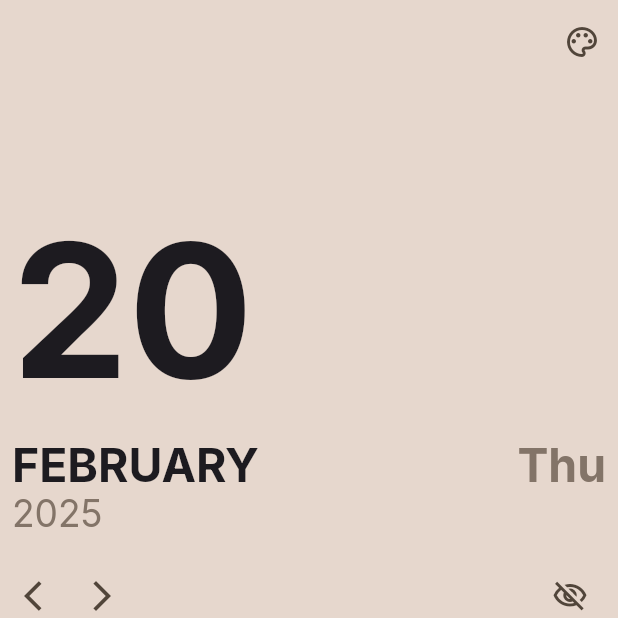
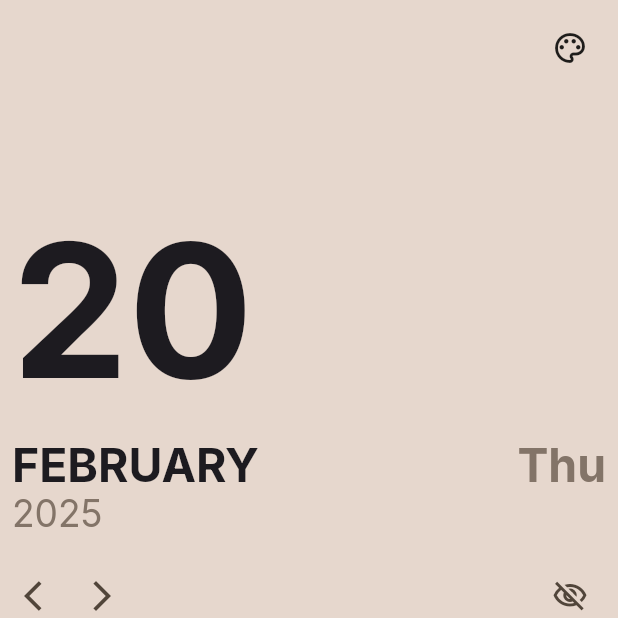
Before and after one commit to 0xharkirat/calmendar, a Flutter app: the screen it shows after launch, on a phone screen of 412 x 824 dp, the top half of it. Run offline on Flutter 3.47's test engine with Material 3 defaults, Android fonts, the phone set to English and light mode, and no system bars; drawn by our look-alikes of dotted_border, flutter_animate; our stand-ins replace flutter_riverpod, google_fonts.

Commit message:
fix: color menu position

```diff
--- a/lib/src/views/screens/my_home_page.dart
+++ b/lib/src/views/screens/my_home_page.dart
@@ -1,6 +1,6 @@
 import 'package:calmendar/src/controllers/calendar_controller.dart';
-import 'package:calmendar/src/controllers/seed_color_controller.dart';
 import 'package:calmendar/src/views/widgets/calendar_widget.dart';
+import 'package:calmendar/src/views/widgets/color_switcher_widget.dart';
 import 'package:flutter/material.dart';
 import 'package:flutter_animate/flutter_animate.dart';
 import 'package:flutter_riverpod/flutter_riverpod.dart';
@@ -19,47 +19,11 @@ class _MyHomePageState extends ConsumerState<MyHomePage> {
   @override
   Widget build(BuildContext context) {
     final calendarState = ref.watch(calendarController);
-
     final Size size = MediaQuery.of(context).size;
     final dateHeight = size.height * 0.15;
 
     return Scaffold(
       backgroundColor: Theme.of(context).colorScheme.surfaceDim,
-      appBar: AppBar(
-        backgroundColor: Theme.of(context).colorScheme.surfaceDim,
-        elevation: 0,
-        actions: [
-          IconButton(
-            onPressed: () async {
-              final selectedColor = await showMenu<Color>(
-                context: context,
-                position: RelativeRect.fromLTRB(
-                    100, 100, 0, 0), // Position near button
-                items: colors
-                    .map(
-                      (color) => PopupMenuItem(
-                        value: color,
-                        child: Row(children: [
-                          Icon(Icons.circle, color: color),
-                          SizedBox(width: 8),
-                          Text(color.name)
-                        ]),
-                      ),
-                    )
-                    .toList(),
-              );
-
-              if (selectedColor != null) {
-                // Do something with the selected color
-                ref
-                    .read(seedColorController.notifier)
-                    .updateSeedColor(selectedColor);
-              }
-            },
-            icon: const Icon(Icons.color_lens_outlined),
-          ),
-        ],
-      ),
       body: Padding(
         padding: const EdgeInsets.all(8.0),
         child: Center(
@@ -68,10 +32,14 @@ class _MyHomePageState extends ConsumerState<MyHomePage> {
             child: Column(
               crossAxisAlignment: CrossAxisAlignment.start,
               children: <Widget>[
-                // Large text for the date
-
+                // AppBar with Color Picker
+                Row(
+                  mainAxisAlignment: MainAxisAlignment.end,
+                  children: [
+                    ColorSwitcherWidget(),
+                  ],
+                ),
                 const Spacer(),
-
                 MouseRegion(
                   onEnter: (_) {
                     setState(() {
@@ -86,9 +54,7 @@ class _MyHomePageState extends ConsumerState<MyHomePage> {
                   cursor: SystemMouseCursors.click,
                   child: GestureDetector(
                     onTap: () {
-                      ref
-                          .read(calendarController.notifier)
-                          .updateSelectedDate(DateTime.now());
+                      ref.read(calendarController.notifier).updateSelectedDate(DateTime.now());
                     },
                     child: Text(
                       calendarState.selectedDate.day.toString(),
@@ -104,11 +70,9 @@ class _MyHomePageState extends ConsumerState<MyHomePage> {
                           end: 0.5,
                           color: Theme.of(context).colorScheme.outlineVariant,
                         )
-                        .scaleXY(
-                            begin: 1, end: 1.01, curve: Curves.easeInOutCubic),
+                        .scaleXY(begin: 1, end: 1.01, curve: Curves.easeInOutCubic),
                   ),
                 ),
-
                 SizedBox(height: 16),
                 // Row for the month & day name
                 Row(
@@ -116,21 +80,16 @@ class _MyHomePageState extends ConsumerState<MyHomePage> {
                     // Month
                     Text(
                       calendarState.month.toUpperCase(),
-                      style:
-                          Theme.of(context).textTheme.displayMedium!.copyWith(
+                      style: Theme.of(context).textTheme.displayMedium!.copyWith(
                             fontSize: dateHeight * 0.25,
                             fontWeight: FontWeight.bold,
                           ),
                     ),
-
-                    // Spacer
                     const Spacer(),
-
                     // Day name
                     Text(
                       calendarState.dayName,
-                      style:
-                          Theme.of(context).textTheme.displayMedium!.copyWith(
+                      style: Theme.of(context).textTheme.displayMedium!.copyWith(
                             color: Theme.of(context).colorScheme.outline,
                             fontSize: dateHeight * 0.25,
                             fontWeight: FontWeight.bold,
@@ -138,7 +97,6 @@ class _MyHomePageState extends ConsumerState<MyHomePage> {
                     ),
                   ],
                 ),
-                // Year
                 Text(
                   calendarState.year.toString(),
                   style: Theme.of(context).textTheme.displayMedium!.copyWith(
@@ -146,41 +104,28 @@ class _MyHomePageState extends ConsumerState<MyHomePage> {
                         fontSize: dateHeight * 0.20,
                       ),
                 ),
-
                 SizedBox(height: 16),
-
-                // Row for the controls
                 Row(
                   children: <Widget>[
-                    // Left arrow
                     IconButton(
                       padding: EdgeInsets.zero,
                       visualDensity: VisualDensity.compact,
                       icon: const Icon(Icons.arrow_back_ios),
                       onPressed: () {
-                        ref
-                            .read(calendarController.notifier)
-                            .updateSelectedMonth(
+                        ref.read(calendarController.notifier).updateSelectedMonth(
                             calendarState.selectedDate, -1);
                       },
                     ),
-
-                    // Right arrow
                     IconButton(
                       padding: EdgeInsets.zero,
                       visualDensity: VisualDensity.compact,
                       icon: const Icon(Icons.arrow_forward_ios),
                       onPressed: () {
-                        ref
-                            .read(calendarController.notifier)
-                            .updateSelectedMonth(calendarState.selectedDate, 1);
+                        ref.read(calendarController.notifier).updateSelectedMonth(
+                            calendarState.selectedDate, 1);
                       },
                     ),
-
-                    // Spacer
                     const Spacer(),
-
-                    // Eye button
                     IconButton(
                         onPressed: () {
                           setState(() {
@@ -192,11 +137,7 @@ class _MyHomePageState extends ConsumerState<MyHomePage> {
                             : Icons.visibility_outlined)),
                   ],
                 ),
-
                 SizedBox(height: 16),
-
-                // Calendar
-
                 CalendarWidget(
                   isVisible: isVisible,
                 ),
--- /dev/null
+++ b/lib/src/views/widgets/color_switcher_widget.dart
@@ -0,0 +1,36 @@
+import 'package:calmendar/src/controllers/seed_color_controller.dart';
+import 'package:flutter/material.dart';
+import 'package:flutter_riverpod/flutter_riverpod.dart';
+
+class ColorSwitcherWidget extends ConsumerWidget {
+  const ColorSwitcherWidget({super.key});
+
+  @override
+  Widget build(BuildContext context, WidgetRef ref) {
+    return PopupMenuButton<Color>(
+      icon: const Icon(
+        Icons.color_lens_outlined, // Use any icon you like here
+      ),
+      onSelected: (Color newColor) {
+        ref.read(seedColorController.notifier).updateSeedColor(newColor);
+      },
+      initialValue: ref.watch(seedColorController),
+      tooltip: "Change Color",
+      constraints: BoxConstraints(maxHeight: 300),
+      itemBuilder: (BuildContext context) {
+        return colors.map((color) {
+          return PopupMenuItem<Color>(
+            value: color,
+            child: Row(
+              children: [
+                Icon(Icons.circle, color: color),
+                SizedBox(width: 8),
+                Text(color.name, overflow: TextOverflow.ellipsis),
+              ],
+            ),
+          );
+        }).toList();
+      },
+    );
+  }
+}
--- a/lib/src/views/widgets/current_month_widget.dart
+++ b/lib/src/views/widgets/current_month_widget.dart
@@ -1,4 +1,4 @@
-import 'package:calmendar/main.dart';
+
 import 'package:calmendar/src/controllers/calendar_controller.dart';
 import 'package:calmendar/src/controllers/seed_color_controller.dart';
 import 'package:flutter/material.dart';
```
Lines whose indentation alone changed are shown as unchanged.
